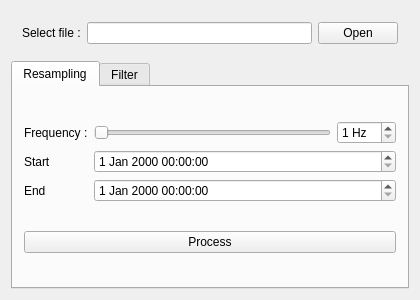
First picture: the form in ipiwolf/mainwindow.ui, repository vstebe/ipiwolf, before the edit.
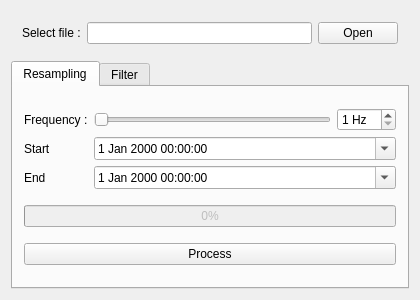
Second picture: the form after the edit. Icons and pictures are not drawn.

Commit message: ui ouverture fichier

What changed in the file:
```diff
--- a/ipiwolf/mainwindow.ui
+++ b/ipiwolf/mainwindow.ui
@@ -17,6 +17,9 @@
    <iconset>
     <normaloff>images/wolf.png</normaloff>images/wolf.png</iconset>
   </property>
+  <property name="styleSheet">
+   <string notr="true"/>
+  </property>
   <widget class="QWidget" name="centralWidget">
    <layout class="QVBoxLayout" name="verticalLayout">
     <item>
@@ -101,14 +104,38 @@
             </property>
            </widget>
           </item>
-          <item row="2" column="1" colspan="2">
-           <widget class="QDateTimeEdit" name="dateTimeEdit"/>
-          </item>
           <item row="3" column="1" colspan="2">
-           <widget class="QDateTimeEdit" name="dateTimeEdit_2"/>
+           <widget class="QDateTimeEdit" name="dateTimeEdit_2">
+            <property name="calendarPopup">
+             <bool>true</bool>
+            </property>
+           </widget>
+          </item>
+          <item row="2" column="1" colspan="2">
+           <widget class="QDateTimeEdit" name="dateTimeEdit">
+            <property name="calendarPopup">
+             <bool>true</bool>
+            </property>
+           </widget>
           </item>
          </layout>
         </item>
+        <item>
+         <widget class="QProgressBar" name="progressBar">
+          <property name="enabled">
+           <bool>false</bool>
+          </property>
+          <property name="minimum">
+           <number>0</number>
+          </property>
+          <property name="maximum">
+           <number>100</number>
+          </property>
+          <property name="value">
+           <number>0</number>
+          </property>
+         </widget>
+        </item>
         <item>
          <widget class="QPushButton" name="pushButton">
           <property name="text">
```
Left out of the diff: 16 changed lines with no effect on the pictures. The commit also changes 2 other files.
